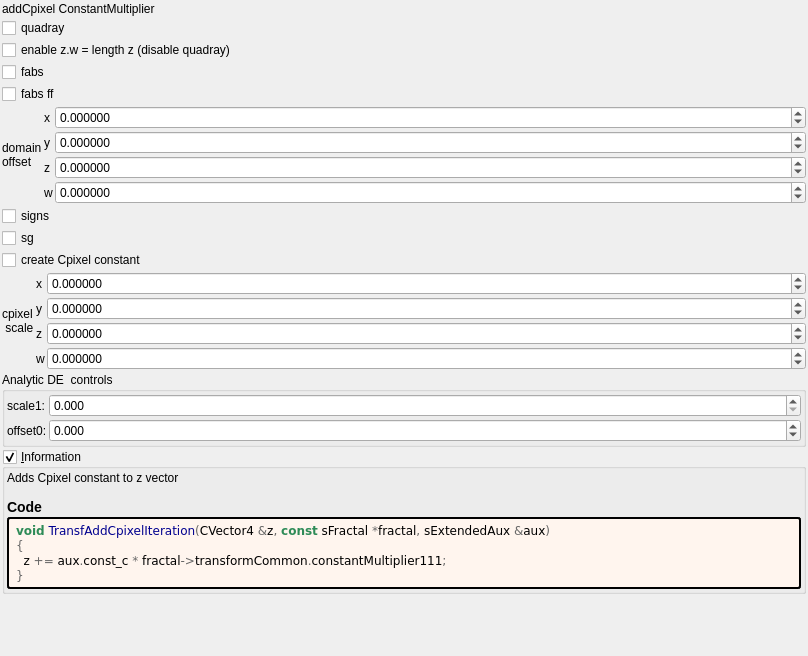
buddhi1980/mandelbulber2, file mandelbulber2/formula/ui/transf_add_cpixel4d.ui: the form before one commit.
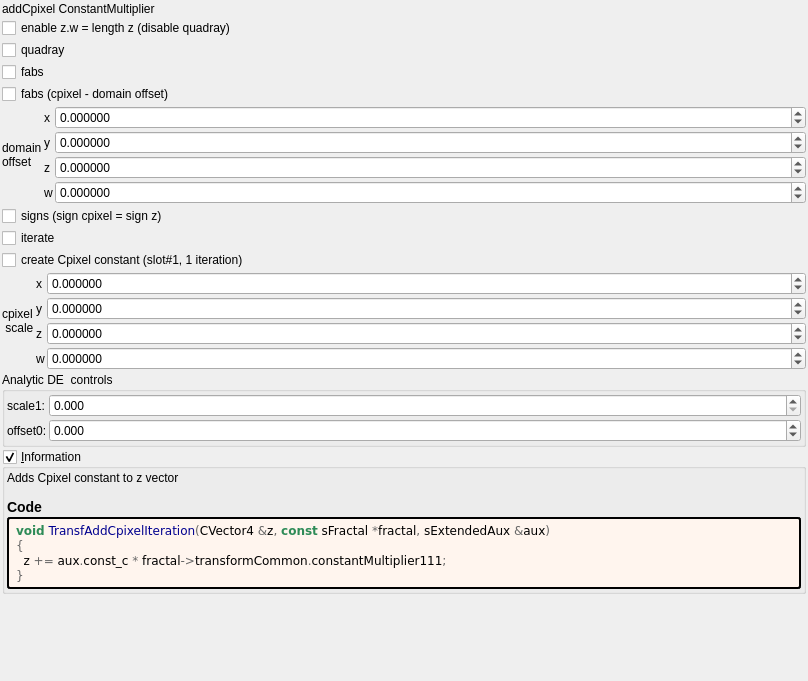
The form after the commit. Custom widgets are drawn as their Qt base class.

The edit to the form file:
```diff
--- a/mandelbulber2/formula/ui/transf_add_cpixel4d.ui
+++ b/mandelbulber2/formula/ui/transf_add_cpixel4d.ui
@@ -7,7 +7,7 @@
     <x>0</x>
     <y>0</y>
     <width>808</width>
-    <height>656</height>
+    <height>681</height>
    </rect>
   </property>
   <property name="windowTitle">
@@ -39,13 +39,6 @@
      </property>
     </widget>
    </item>
-   <item>
-    <widget class="MyCheckBox" name="checkBox_transf_function_enabled_false">
-     <property name="text">
-      <string>quadray</string>
-     </property>
-    </widget>
-   </item>
    <item>
     <widget class="MyCheckBox" name="checkBox_transf_function_enabledA_false">
      <property name="text">
@@ -53,6 +46,13 @@
      </property>
     </widget>
    </item>
+   <item>
+    <widget class="MyCheckBox" name="checkBox_transf_function_enabled_false">
+     <property name="text">
+      <string>quadray</string>
+     </property>
+    </widget>
+   </item>
    <item>
     <widget class="MyCheckBox" name="checkBox_transf_function_enabledB_false">
      <property name="text">
@@ -63,7 +63,7 @@
    <item>
     <widget class="MyCheckBox" name="checkBox_transf_function_enabledC_false">
      <property name="text">
-      <string>fabs ff</string>
+      <string>fabs (cpixel - domain offset)</string>
      </property>
     </widget>
    </item>
@@ -225,21 +225,21 @@
    <item>
     <widget class="MyCheckBox" name="checkBox_transf_function_enabledD_false">
      <property name="text">
-      <string>signs</string>
+      <string>signs (sign cpixel = sign z)</string>
      </property>
     </widget>
    </item>
    <item>
     <widget class="MyCheckBox" name="checkBox_transf_function_enabledE_false">
      <property name="text">
-      <string>sg</string>
+      <string>iterate</string>
      </property>
     </widget>
    </item>
    <item>
     <widget class="MyCheckBox" name="checkBox_transf_addCpixel_enabled_false">
      <property name="text">
-      <string>create Cpixel constant</string>
+      <string>create Cpixel constant (slot#1, 1 iteration)</string>
      </property>
     </widget>
    </item>
```
